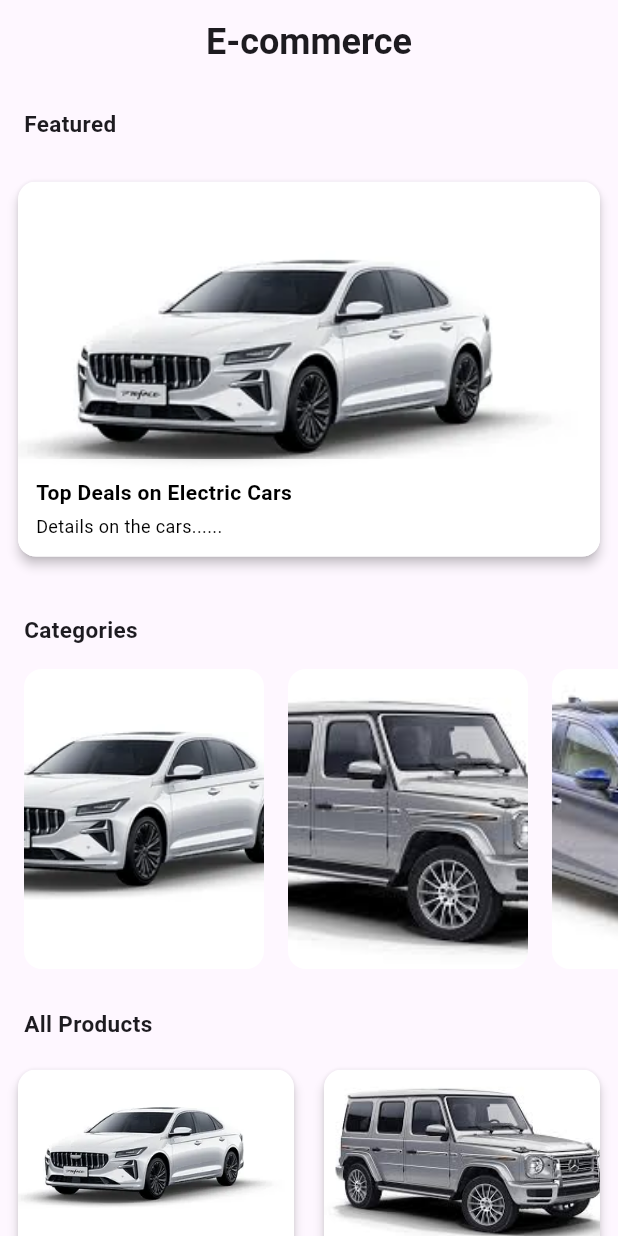
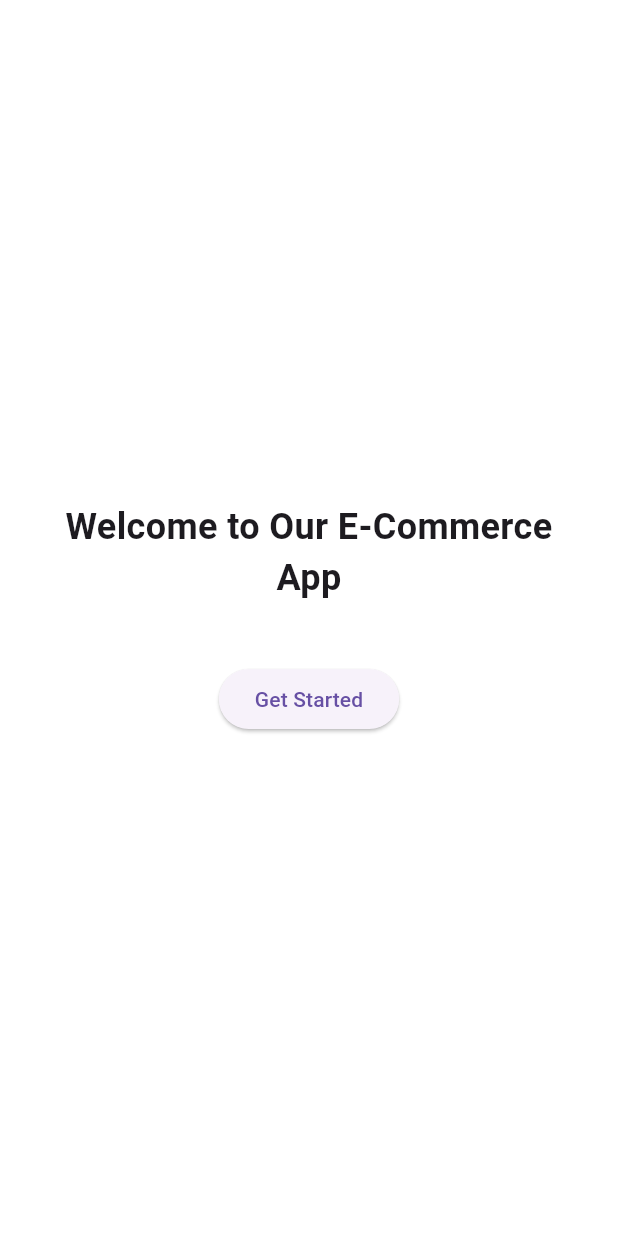
Before and after one commit to fatma243/Brightskies-app, a Flutter app: the screen it shows after launch, on a phone screen of 412 x 824 dp. Run offline on Flutter 3.47's test engine with Material 3 defaults, Android fonts, the phone set to English and light mode, and no system bars.

Commit message:
UI enhance

```diff
--- a/lib/all_products_section.dart
+++ b/lib/all_products_section.dart
@@ -27,7 +27,6 @@ class ProductsSection extends StatelessWidget {
         GridView.count(
           crossAxisCount: 2,
           shrinkWrap: true,
-          physics: const NeverScrollableScrollPhysics(),
           childAspectRatio: 1,
           padding: const EdgeInsets.symmetric(horizontal: 8),
           crossAxisSpacing: 12,
--- a/lib/main.dart
+++ b/lib/main.dart
@@ -1,17 +1,18 @@
 import 'package:flutter/material.dart';
-import 'home.dart';
+import 'start_screen.dart';
 
-void main() => runApp(const MyApp());
+void main() {
+  runApp(const App());
+}
 
-class MyApp extends StatelessWidget {
-  const MyApp({super.key});
+class App extends StatelessWidget {
+  const App({super.key});
 
   @override
   Widget build(BuildContext context) {
     return MaterialApp(
-      title: 'E-commerce',
       debugShowCheckedModeBanner: false,
-      home: const Home(),
+      home: const StartScreen(),
     );
   }
 }
--- /dev/null
+++ b/lib/start_screen.dart
@@ -0,0 +1,41 @@
+import 'package:flutter/material.dart';
+import 'home.dart';
+
+class StartScreen extends StatelessWidget {
+  const StartScreen({super.key});
+
+  @override
+  Widget build(BuildContext context) {
+    return Scaffold(
+      backgroundColor: Colors.white,
+      body: Center(
+        child: Padding(
+          padding: const EdgeInsets.all(32.0),
+          child: Column(
+            mainAxisAlignment: MainAxisAlignment.center,
+            children: [
+              const Text(
+                "Welcome to Our E-Commerce App",
+                style: TextStyle(
+                  fontSize: 24,
+                  fontWeight: FontWeight.bold,
+                ),
+                textAlign: TextAlign.center,
+              ),
+              const SizedBox(height: 40),
+              ElevatedButton(
+                onPressed: () {
+                  Navigator.pushReplacement(
+                    context,
+                    MaterialPageRoute(builder: (context) => const Home()),
+                  );
+                },
+                child: const Text("Get Started"),
+              ),
+            ],
+          ),
+        ),
+      ),
+    );
+  }
+}
```
